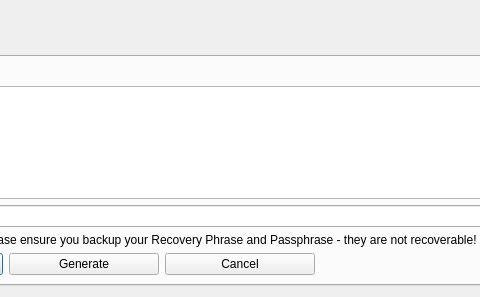
HiveProject2021/Hivecoin, file src/qt/forms/mnemonicdialog.ui: the form before one commit; both pictures show x 169 to 649 and y 0 to 297 of the 810 by 297 pixel window.
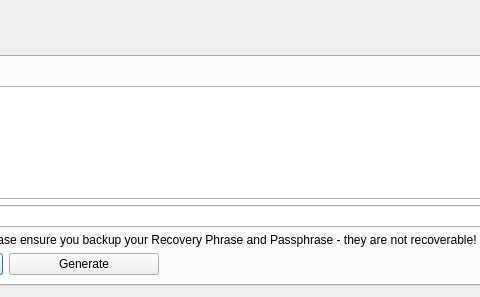
The form after the commit.

Diff of the .ui file:
```diff
--- a/src/qt/forms/mnemonicdialog.ui
+++ b/src/qt/forms/mnemonicdialog.ui
@@ -126,25 +126,7 @@
            </property>
           </widget>
          </item>
-         <item>
-          <widget class="QPushButton" name="btnCancel">
-           <property name="minimumSize">
-            <size>
-             <width>150</width>
-             <height>0</height>
-            </size>
-           </property>
-           <property name="maximumSize">
-            <size>
-             <width>150</width>
-             <height>16777215</height>
-            </size>
-           </property>
-           <property name="text">
-            <string>Cancel</string>
-           </property>
-          </widget>
-         </item>
+         
          <item>
           <spacer name="horizontalSpacer">
            <property name="orientation">
```
